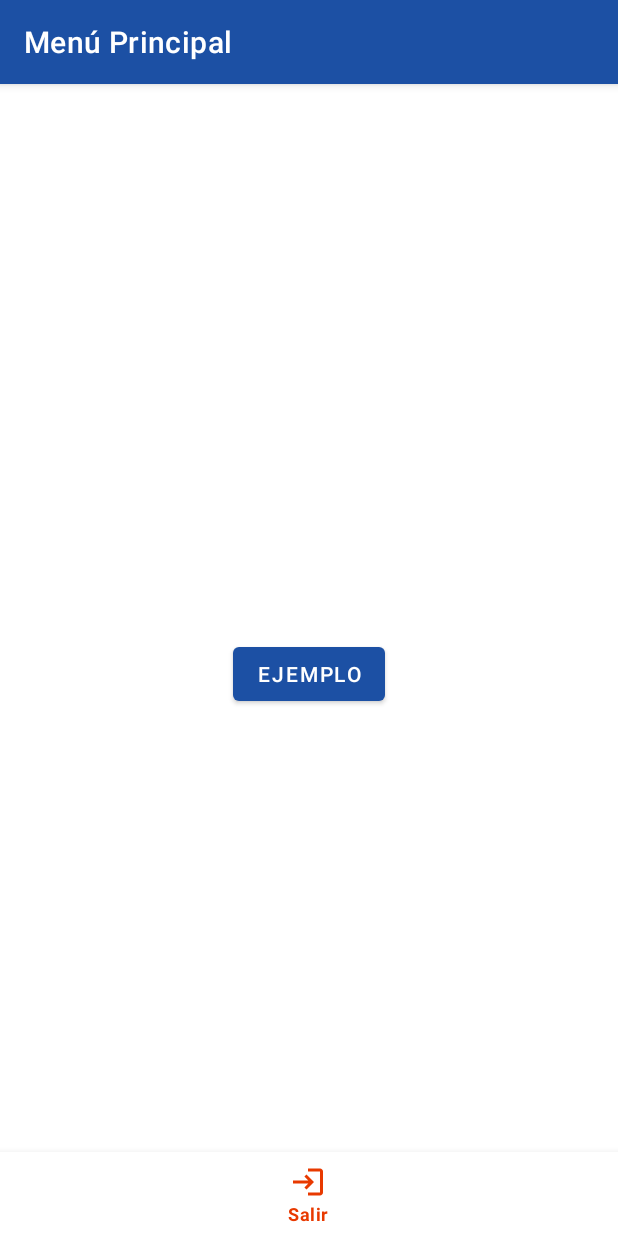
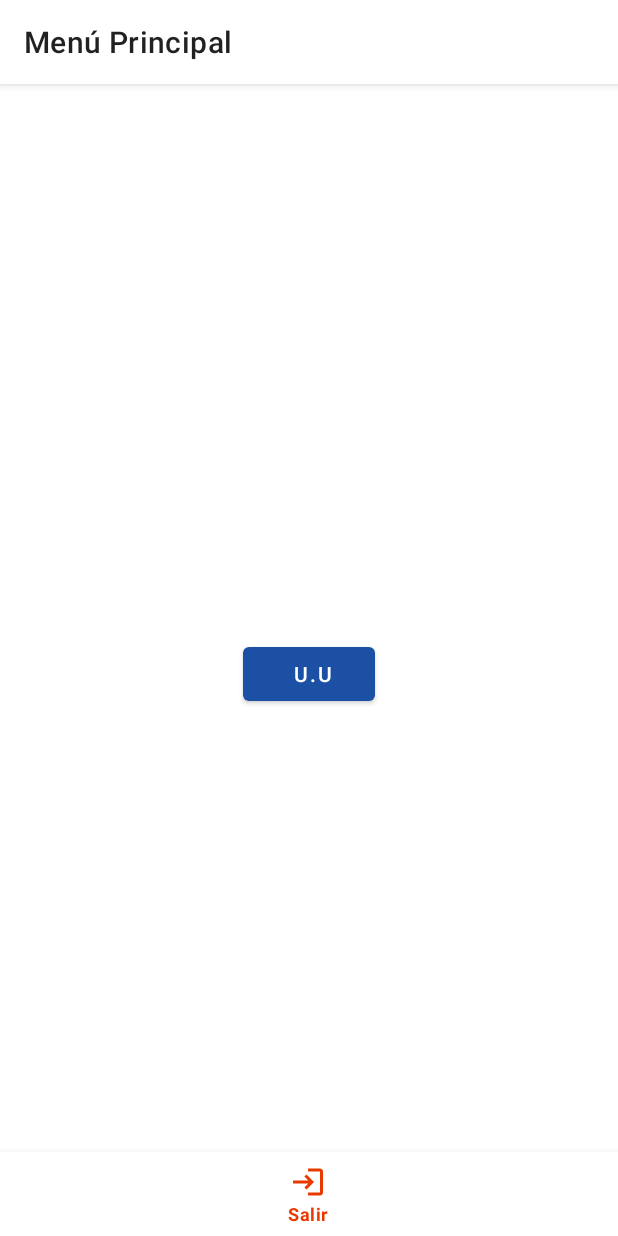
Before and after one commit to edoomm/sistema-picking-app, an Android app: the MenuFragment screen opened directly, with no data from a screen before it, on a phone screen of 412 x 824 dp. Run offline under Robolectric (Android 15) with nearby library versions, the phone set to English and light mode, and no system bars.

Commit message:
toolbar cambiada

```diff
--- a/app/src/main/java/com/example/pickingapp/Menu.java
+++ b/app/src/main/java/com/example/pickingapp/Menu.java
@@ -27,7 +27,11 @@ public class Menu extends AppCompatActivity implements BottomNavigationView.OnNa
 
     @Override
     public void onNavigationItemReselected(@NonNull MenuItem item) {
+        // TODO: Mensaje de confirmación para salir de la aplicación
+
         Toast.makeText(getApplicationContext(), "Hasta pronto", Toast.LENGTH_SHORT).show();
         startActivity(new Intent(this, MainActivity.class));
+
+        // TODO: Limpiar la navegación para atrás cuando se le de click en **salir** (es decir que no se pueda regresar al menu principal a través del botón **atrás**).
     }
 }
--- a/app/src/main/res/layout/fragment_menu.xml
+++ b/app/src/main/res/layout/fragment_menu.xml
@@ -8,7 +8,7 @@
         android:id="@+id/button"
         android:layout_width="wrap_content"
         android:layout_height="wrap_content"
-        android:text="ejemplo"
+        android:text=" u.u"
         app:layout_constraintBottom_toBottomOf="parent"
         app:layout_constraintEnd_toEndOf="parent"
         app:layout_constraintStart_toStartOf="parent"
--- a/app/src/main/res/values/themes.xml
+++ b/app/src/main/res/values/themes.xml
@@ -1,10 +1,11 @@
 <resources xmlns:tools="http://schemas.android.com/tools">
     <!-- Base application theme. -->
-    <style name="Theme.PickingApp" parent="Theme.MaterialComponents.DayNight.DarkActionBar">
+    <style name="Theme.PickingApp" parent="Theme.MaterialComponents.DayNight">
         <!-- Primary brand color. -->
         <item name="colorPrimary">@color/colorPrimary</item>
         <item name="colorPrimaryVariant">@color/colorPrimaryDark</item>
         <item name="colorOnPrimary">@color/white</item>
+
         <!-- Secondary brand color. -->
         <item name="colorSecondary">@color/colorAccent</item>
         <item name="colorSecondaryVariant">@color/colorAccentDark</item>
@@ -12,8 +13,20 @@
         <!-- Status bar color. -->
         <item name="android:statusBarColor" tools:targetApi="l">?attr/colorPrimaryVariant</item>
         <!-- Customize your theme here. -->
+        <item name="actionBarStyle">@style/WhiteActionBar</item>
     </style>
 
+    <!-- Changing background and foretext color for action bar-->
+    <style name="WhiteActionBar" parent="Widget.MaterialComponents.Light.ActionBar.Solid">
+        <item name="background">@color/white</item>
+        <item name="toolbarStyle">@style/PrimaryTextActionBar</item>
+    </style>
+
+    <style name="PrimaryTextActionBar" parent="@style/Widget.MaterialComponents.Toolbar">
+        <item name="titleTextColor">@color/colorPrimary</item>
+    </style>
+
+    <!-- No action bar-->
     <style name="Theme.PickingApp.NoActionBar">
         <item name="windowActionBar">false</item>
         <item name="windowNoTitle">true</item>
```
Also changed, not shown: 1 other file.
